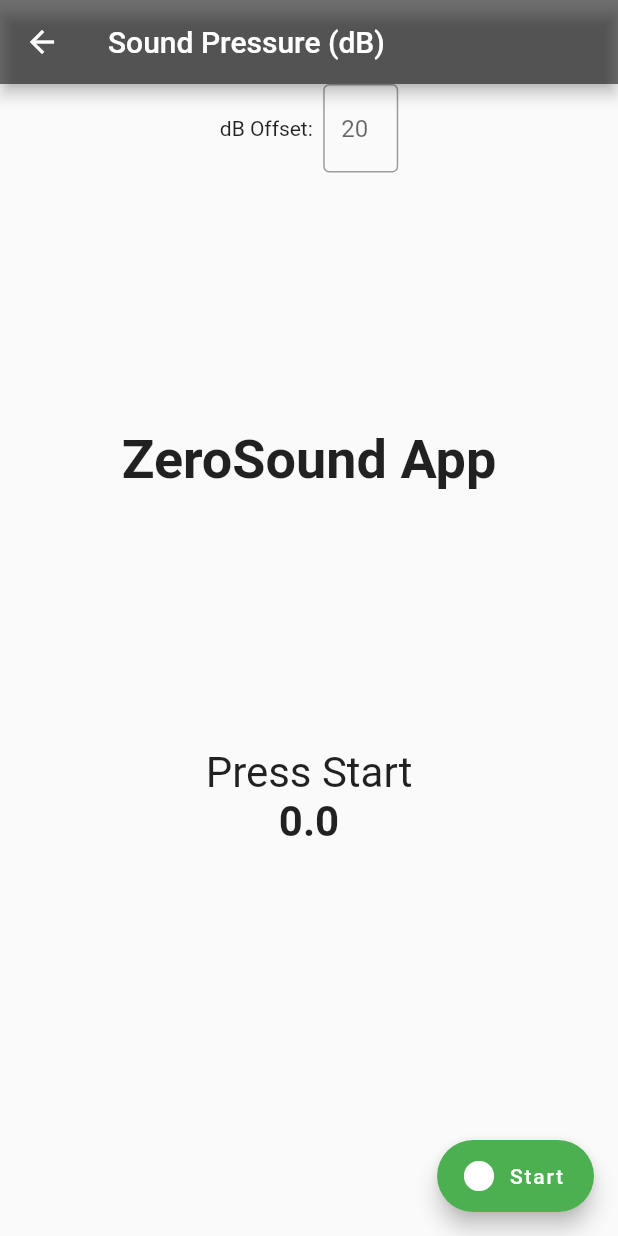
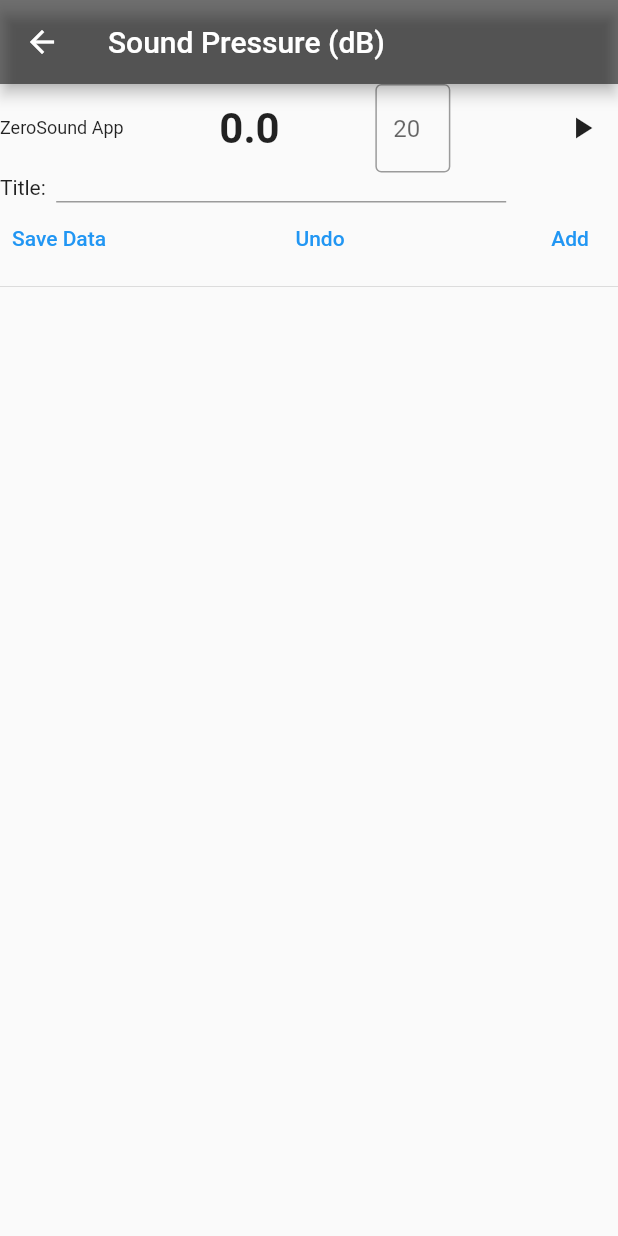
Before and after one commit to JeyzDFoo/zsidata, a Flutter app: the screen it shows once a user with an empty profile is signed in, after a tap on "Multi-Point data collection", on a phone screen of 412 x 824 dp. Run offline on Flutter 3.47's test engine with Material 2 defaults, Android fonts, the phone set to English and light mode, and no system bars; our stand-ins replace cloud_firestore, firebase_auth, firebase_core, permission_handler; missing offline and left inert: audio_streamer; accounts and stored records are empty; Roboto replaces fonts that are missing (Georgia).

Commit message:
recorded readings are pushing to firestore

```diff
--- a/lib/dB/multipointdb.dart
+++ b/lib/dB/multipointdb.dart
@@ -0,0 +1,297 @@
+
+import 'dart:async';
+import 'dart:ui';
+import 'package:firebase_auth/firebase_auth.dart';
+import 'package:flutter/material.dart';
+import 'package:flutter/services.dart';
+import 'meter.dart';
+import 'package:cloud_firestore/cloud_firestore.dart';
+import 'package:firebase_core/firebase_core.dart';
+
+//TODO:
+//this value is added to the reading for calibration
+var offset = 20;
+
+
+class MultiDB extends StatefulWidget {
+  @override
+  _MultiDBState createState() => _MultiDBState();
+}
+
+class _MultiDBState extends State<MultiDB> {
+  int iteration = 1;
+  List<double> data = <double>[];
+  final _title = TextEditingController();
+  int readingNumber = 0; //iterates up with each reading
+  double readingValue = 0; //the value save
+  final _offsetController = TextEditingController();
+  double  averageDB = 0;
+  Timer? timer; //used to adjust averaging time
+  bool _isRecording = false; //controls state of app
+  StreamSubscription<NoiseReading>? _noiseSubscription; //required stream of noise information
+  late NoiseMeter _noiseMeter;
+  double? maxDB; //from meter.dart
+  double? meanDB; //from meter.dart, not used for the average.
+  var recordData = []; //Used with timer for averaging
+  // ChartSeriesController? _chartSeriesController;
+  late int previousMillis;
+  var db = FirebaseFirestore.instance;
+
+
+  @override
+
+
+
+  void initState() {
+    super.initState();
+    _noiseMeter = NoiseMeter(onError);
+  }
+
+  //setState is called to refresh the UI when recording
+  void onData(NoiseReading noiseReading) {
+    setState(() {
+      if (!_isRecording) _isRecording = true;
+    });
+    maxDB = noiseReading.maxDecibel;
+    meanDB = noiseReading.meanDecibel;
+
+    //capture data to use for averaging
+    recordData.add(meanDB);
+  }
+
+  void average() {
+    timer = Timer.periodic(Duration(seconds: 1), (timer){
+      averageDB = recordData.reduce((a, b) => a+b) / recordData.length;
+      recordData = [];
+    });
+  }
+
+  void onError(Object e) {
+    print(e.toString());
+    _isRecording = false;
+  }
+
+  void start() async {
+    average();
+    previousMillis = DateTime.now().millisecondsSinceEpoch;
+    try {
+      _noiseSubscription = _noiseMeter.noiseStream.listen(onData);
+    } catch (e) {
+      print(e);
+    }
+  }
+
+  //Stop everything, called when the stop button is pushed
+  void stop() async {
+    try {
+      _noiseSubscription!.cancel();
+      _noiseSubscription = null;
+      timer?.cancel();
+
+      setState(() => _isRecording = false);
+    } catch (e) {
+      print('stopRecorder error: $e');
+    }
+    previousMillis = 0;
+  }
+
+  @override
+  Widget build(BuildContext context) {
+
+    return Scaffold(
+      appBar: AppBar(
+
+        title: const Text('Sound Pressure (dB)'),
+        backgroundColor: Colors.black54,
+      ),
+
+      body: Container(
+        child: Column(
+          children: [
+            Row(
+              mainAxisAlignment: MainAxisAlignment.spaceBetween,
+              children: [
+                Text(
+                  meanDB != null ? meanDB!.toStringAsFixed(2)+" dB" : 'ZeroSound App',
+                  style: TextStyle(fontWeight: FontWeight.normal, fontSize: 12),
+                ),
+                Text(
+                  meanDB != null
+                      ? '${averageDB.toStringAsFixed(1)}' + 'dB'
+                      : '0.0',
+                  style: const TextStyle(fontWeight: FontWeight.bold, fontSize: 28),
+                ),
+                SizedBox(
+                  width: 50,
+                  child: TextField(
+                    decoration: InputDecoration(
+                      border: OutlineInputBorder(),
+                      hintText: '20',
+                    ),
+                    controller: _offsetController,
+                    keyboardType: TextInputType.number,
+                    inputFormatters: <TextInputFormatter>[
+                      FilteringTextInputFormatter.digitsOnly
+                    ],
+                    onSubmitted: (value){
+                      offset = double.parse(value).toInt();
+                    },
+                  ),
+                ),
+                IconButton(
+                    icon: _isRecording ? Icon(Icons.stop) : Icon(Icons.play_arrow),
+                    onPressed: _isRecording ? stop : start,
+                )
+              ],
+            ),
+            Row(
+              children: [
+                Text('Title:  '),
+                SizedBox(
+                  height: 20,
+                  width: 300,
+                  child: TextField(
+                    controller: _title,
+                  ),
+                ),
+              ],
+            ),
+            Row(
+              mainAxisAlignment: MainAxisAlignment.spaceBetween,
+              children: [
+                SaveData(title: _title.text, data: data),
+                TextButton(
+                    child: Text('Undo'),
+                    onPressed: (){
+                      data.removeLast();
+                      iteration = iteration - 1;
+                      setState(() {});
+                    }
+                ),
+                TextButton(
+                    child: Text('Add'),
+                    onPressed: (){
+                      data.add(averageDB);
+                      iteration = iteration + 1;
+                      setState(() {});
+                    }
+                ),
+
+              ],
+            ),
+            Divider(),
+            Expanded(
+              child: ListView.builder(
+                  shrinkWrap: true,
+                  itemCount: data.length,
+                  itemBuilder: (context, index){
+                    return ListTile(
+                      title: Text('Reading: '+ index.toString()),
+                      trailing: Text(data[index].toStringAsFixed(1)+" dB"),
+                    );
+                  }
+              ),
+            ),
+
+          ],
+        ),
+      ),
+    );
+  }
+}
+
+
+//Save Data to Cloud Firestore
+class SaveData extends StatelessWidget {
+  final String title;
+  List<double> data;
+
+  SaveData({required this.title, required this.data});
+
+  @override
+
+
+
+  Widget build(BuildContext context) {
+    // Create a CollectionReference called users that references the firestore collection
+    CollectionReference datasets = FirebaseFirestore.instance.collection('DataSets');
+    final FirebaseAuth auth = FirebaseAuth.instance;
+
+    Future<void> _success() async {
+      return showDialog<void>(
+        context: context,
+        barrierDismissible: false, // user must tap button!
+        builder: (BuildContext context) {
+          return AlertDialog(
+            title: const Text('Success'),
+            content: SingleChildScrollView(
+              child: ListBody(
+                children: const <Widget>[
+                  Text('Data has been saved to the cloud.'),
+                ],
+              ),
+            ),
+            actions: <Widget>[
+              TextButton(
+                child: const Text('Done'),
+                onPressed: () {
+                  Navigator.of(context).pop();
+                  Navigator.of(context).pop();
+                },
+              ),
+            ],
+          );
+        },
+      );
+    }
+
+    Future<void> _fail() async {
+      return showDialog<void>(
+        context: context,
+        barrierDismissible: false, // user must tap button!
+        builder: (BuildContext context) {
+          return AlertDialog(
+            title: const Text('Failed'),
+            content: SingleChildScrollView(
+              child: ListBody(
+                children: const <Widget>[
+                  Text('Failed to push data to the cloud.'),
+                  Text('Make sure you have an internet connection.')
+                ],
+              ),
+            ),
+            actions: <Widget>[
+              TextButton(
+                child: const Text('Close'),
+                onPressed: () {
+                  Navigator.of(context).pop();
+                },
+              ),
+            ],
+          );
+        },
+      );
+    }
+
+    Future<void> addData() {
+      return datasets
+          .add({
+        'title': title,
+        'data': data,
+        'datetime': DateTime.now(),
+        'createdby': auth.currentUser!.email,
+      })
+          .then((value) => _success())
+          .catchError((error) => _fail());
+    }
+
+    return TextButton(
+      onPressed: (){
+        addData();
+      },
+      child: Text(
+        "Save Data",
+      ),
+    );
+  }
+}
--- a/lib/homepage.dart
+++ b/lib/homepage.dart
@@ -1,5 +1,7 @@
 import 'package:flutter/material.dart';
 import 'package:zerosound/dB/realtiledb.dart';
+
+import 'dB/multipointdb.dart';
 
 
 class HomePage extends StatefulWidget {
@@ -19,7 +21,7 @@ class _HomePageState extends State<HomePage> {
       body: Column(
         children: [
           TextButton(
-            child: Text('dB Meter'),
+            child: Text('Realtime dB Meter'),
             onPressed: (){
               Navigator.push<void>(
                 context,
@@ -35,7 +37,7 @@ class _HomePageState extends State<HomePage> {
               Navigator.push<void>(
                 context,
                 MaterialPageRoute<void>(
-                  builder: (BuildContext context) => NoiseApp(),
+                  builder: (BuildContext context) => MultiDB(),
                 ),
               );
             },
```
